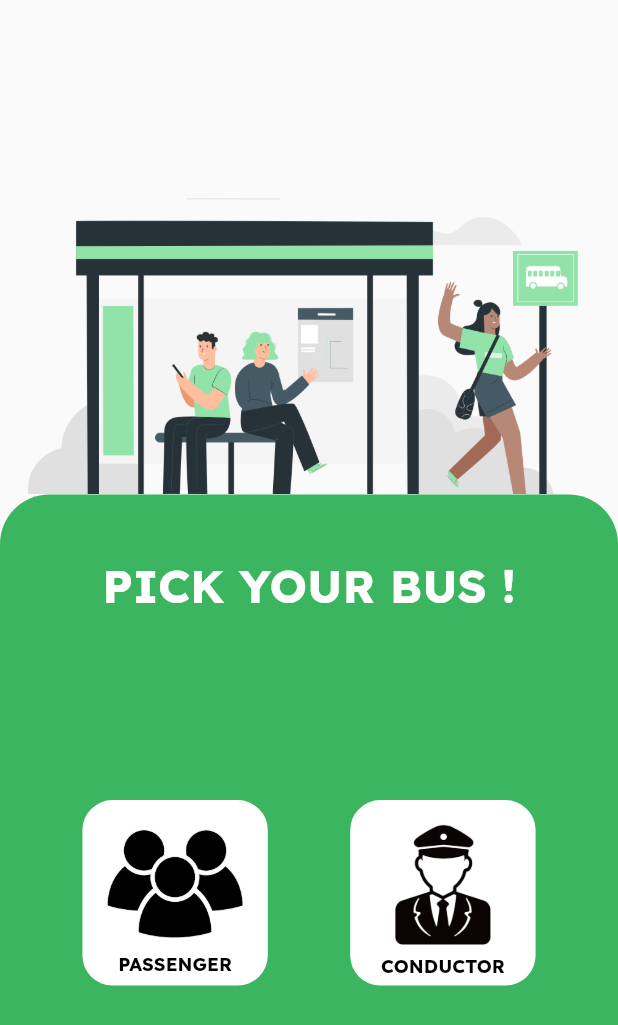
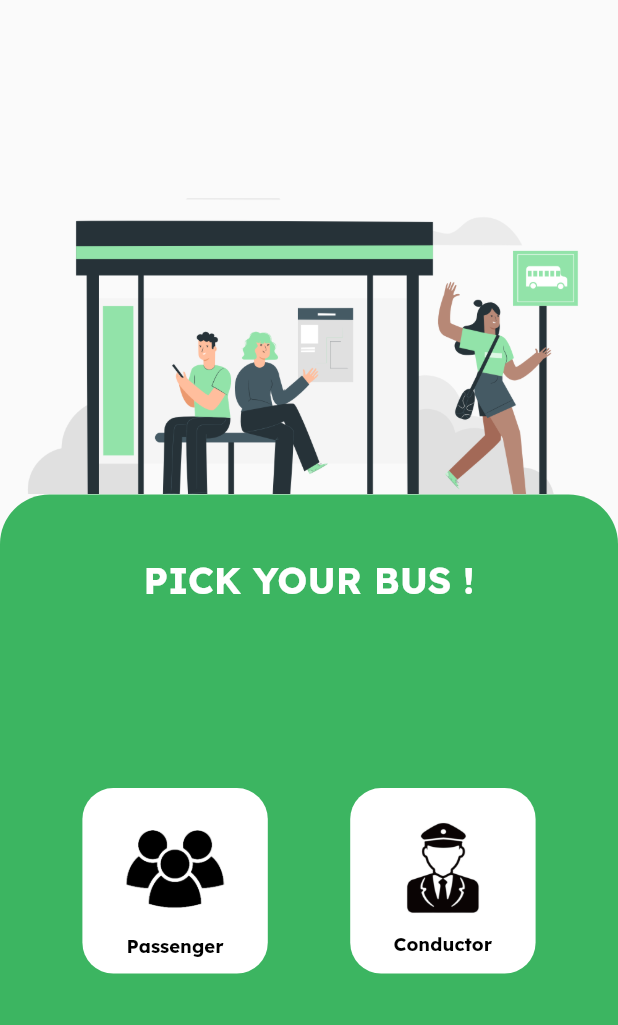
Before and after one commit to VISHNUKUMAR-D/_rushb, a Flutter app: the screen it shows after launch, on a phone screen of 412 x 824 dp. Shown: the top 1025 px of the screen. Run offline on Flutter 3.47's test engine with Material 2 defaults, Android fonts, the phone set to English and light mode, and no system bars; our stand-ins replace get, google_fonts, google_maps_flutter, material_design_icons_flutter; missing offline and left inert: qr_code_scanner.

Commit message:
Changed login page image and splash color added splash color for navigation drawer and changed its text to normal from bold changed navigation bar's icon name to bold

```diff
--- a/lib/app/login/views/login.dart
+++ b/lib/app/login/views/login.dart
@@ -39,7 +39,7 @@ class loginView extends GetView<LoginController> {
                   Padding(
                     padding: EdgeInsets.all(size.height * 0.05),
                     child: customWidget.putTitleText(
-                        "PICK YOUR BUS !", size.width * 0.075, 0),
+                        "PICK YOUR BUS !", size.width * 0.06, 0),
                   ),
                   SizedBox(
                     height: size.height * 0.1,
@@ -50,12 +50,18 @@ class loginView extends GetView<LoginController> {
                       Container(
                         width: size.height * 0.15,
                         height: size.height * 0.15,
-                        decoration: const BoxDecoration(
+                        decoration: BoxDecoration(
                           color: Colors.white,
-                          borderRadius:
-                              BorderRadius.all(const Radius.circular(20)),
+                          borderRadius: BorderRadius.all(
+                              Radius.circular(size.width * 0.05)),
                         ),
                         child: MaterialButton(
+                          shape: RoundedRectangleBorder(
+                              borderRadius:
+                                  BorderRadius.circular(size.width * 0.05)),
+                          hoverColor: customWidget.getAppColor(),
+                          elevation: 0,
+                          splashColor: Colors.greenAccent,
                           onPressed: () {
                             Navigator.pushReplacement(
                                 context,
@@ -64,17 +70,18 @@ class loginView extends GetView<LoginController> {
                           },
                           child: Center(
                             child: Column(
+                              mainAxisAlignment: MainAxisAlignment.spaceEvenly,
                               children: [
-                                const Padding(
-                                  padding: EdgeInsets.only(top: 10),
+                                Padding(
+                                  padding: const EdgeInsets.only(top: 10),
                                   child: Image(
-                                      image: AssetImage(
-                                          "assets/Person-Image2.jpg"),
-                                      width: double.infinity,
+                                      image: const AssetImage(
+                                          "assets/Passenger.png"),
+                                      width: size.height * 0.08,
                                       fit: BoxFit.fitWidth),
                                 ),
                                 customWidget.putTitleText(
-                                    "PASSENGER", size.width * 0.03, 1)
+                                    "Passenger", size.width * 0.03, 1)
                               ],
                             ),
                           ),
@@ -83,29 +90,33 @@ class loginView extends GetView<LoginController> {
                       Container(
                         width: size.height * 0.15,
                         height: size.height * 0.15,
-                        decoration: const BoxDecoration(
+                        decoration: BoxDecoration(
                           color: Colors.white,
-                          borderRadius:
-                              const BorderRadius.all(Radius.circular(20)),
+                          borderRadius: BorderRadius.all(
+                              Radius.circular(size.width * 0.05)),
                         ),
                         child: MaterialButton(
+                          shape: RoundedRectangleBorder(
+                              borderRadius:
+                                  BorderRadius.circular(size.width * 0.05)),
+                          hoverColor: customWidget.getAppColor(),
+                          elevation: 0,
+                          splashColor: Colors.greenAccent,
                           onPressed: () {},
                           child: Center(
                             child: Column(
+                              mainAxisAlignment: MainAxisAlignment.spaceEvenly,
                               children: [
-                                Container(
-                                  height: size.height * 0.125,
-                                  child: Padding(
-                                    padding: const EdgeInsets.only(top: 10),
-                                    child: Image(
-                                        image: const AssetImage(
-                                            "assets/Conductor-Image2.jpg"),
-                                        width: size.height * 0.08,
-                                        fit: BoxFit.fitWidth),
-                                  ),
+                                Padding(
+                                  padding: const EdgeInsets.only(top: 10),
+                                  child: Image(
+                                      image: const AssetImage(
+                                          "assets/Conductor.png"),
+                                      width: size.height * 0.06,
+                                      fit: BoxFit.fitWidth),
                                 ),
                                 customWidget.putTitleText(
-                                    "CONDUCTOR", size.width * 0.03, 1)
+                                    "Conductor", size.width * 0.03, 1)
                               ],
                             ),
                           ),
```
Also changed, not shown: lib/app/decorativeWidgets/decorativeWidget.dart (+3 -5 lines), lib/app/login/passenger/views/passengerView.dart (+27 -15 lines), assets/Conductor.png (added), assets/Passenger.png (added).
